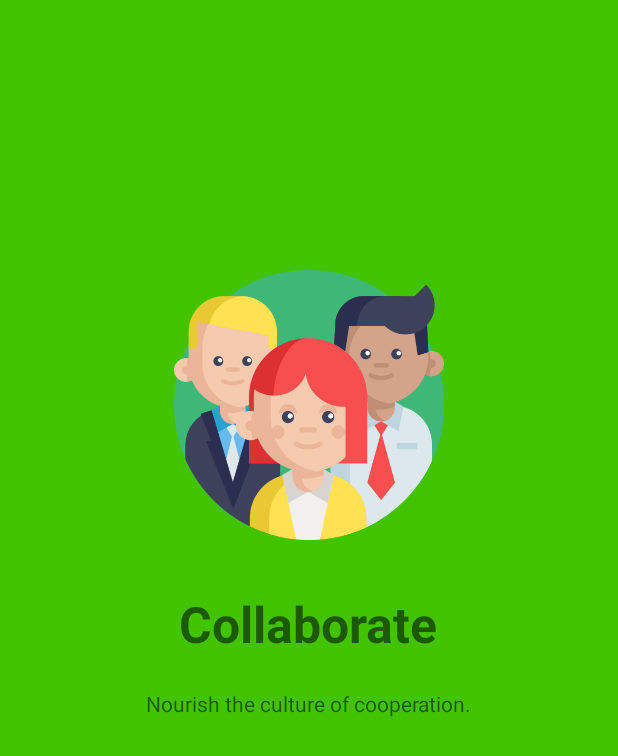
After one commit to felicityfinance/demereo, an Android app: the layout slider1.xml on its own in the app's theme, with its tools: preview values and no code run, on a phone screen of 412 x 824 dp. The commit adds this screen. Shown: the top 756 px of the screen. Run offline under Robolectric (Android 15) with nearby library versions, the phone set to English and light mode, and no system bars.

Commit message:
added intro sliders, TODO: change statusbar color when slider page  changes

```diff
--- a/app/build.gradle
+++ b/app/build.gradle
@@ -25,7 +25,7 @@ android {
 
 dependencies {
     implementation fileTree(dir: 'libs', include: ['*.jar'])
-    implementation"org.jetbrains.kotlin:kotlin-stdlib-jdk7:$kotlin_version"
+    implementation "org.jetbrains.kotlin:kotlin-stdlib-jdk7:$kotlin_version"
     implementation 'androidx.appcompat:appcompat:1.0.2'
     implementation 'androidx.core:core-ktx:1.0.2'
     implementation 'androidx.constraintlayout:constraintlayout:1.1.3'
--- a/app/src/main/AndroidManifest.xml
+++ b/app/src/main/AndroidManifest.xml
@@ -9,13 +9,17 @@
             android:roundIcon="@drawable/ic_guarantee"
             android:supportsRtl="true"
             android:theme="@style/AppTheme">
-        <activity android:name=".MainActivity">
+        <activity android:name=".WelcomeActivity">
             <intent-filter>
                 <action android:name="android.intent.action.MAIN"/>
 
                 <category android:name="android.intent.category.LAUNCHER"/>
             </intent-filter>
         </activity>
+        <activity android:name=".MainActivity">
+
+        </activity>
+        <uses-library android:name="org.apache.http.legacy" android:required="false"/>
     </application>
 
 </manifest>
--- /dev/null
+++ b/app/src/main/res/layout/slider1.xml
@@ -0,0 +1,43 @@
+<?xml version="1.0" encoding="utf-8"?>
+<RelativeLayout xmlns:android="http://schemas.android.com/apk/res/android"
+              android:orientation="vertical"
+              android:layout_width="match_parent"
+              android:layout_height="match_parent"
+                android:background="@color/sliderPage1">
+
+    <TextView android:layout_width="wrap_content"
+              android:layout_height="wrap_content"
+              android:text="@string/sliderTitle1"
+              android:layout_centerInParent="true"
+              android:textSize="33sp"
+              android:textStyle="bold"
+              android:id="@+id/collaborateTextView"
+              android:layout_marginTop="33sp"
+              android:layout_below="@id/collaborateImageView"
+
+    />
+
+    <TextView android:layout_width="wrap_content"
+              android:layout_height="wrap_content"
+              android:layout_below="@id/collaborateTextView"
+              android:id="@+id/collaborateDescTextView"
+              android:layout_centerHorizontal="true"
+              android:layout_marginTop="21sp"
+              android:text="@string/sliderDesc1"
+
+    />
+
+    <ImageView android:layout_width="wrap_content"
+               android:layout_height="wrap_content"
+               android:src="@drawable/teamwork"
+               android:scaleType="fitCenter"
+               android:maxHeight="180sp"
+               android:maxWidth="180sp"
+               android:adjustViewBounds="true"
+               android:layout_centerHorizontal="true"
+               android:layout_marginTop="180sp"
+               android:id="@+id/collaborateImageView"
+
+    />
+
+</RelativeLayout>
--- a/app/src/main/res/values/strings.xml
+++ b/app/src/main/res/values/strings.xml
@@ -6,9 +6,11 @@
     <string name="sliderDesc1">Nourish the culture of cooperation.</string>
     <string name="sliderTitle2">Think hard</string>
     <string name="sliderDesc2">Think hard to come up with best ideas
-        to solve problems and engage with challenges.</string>
+        to solve problems and engage with challenges.
+    </string>
     <string name="sliderTitle3">Reach an idea meritocracy</string>
     <string name="sliderDesc3">Make sure that best ideas win to
         deal with challenges more effectively and to ultimately
-        make your company more competitive.</string>
+        make your company more competitive.
+    </string>
 </resources>
```
Also changed, not shown: app/src/main/java/com/felicityfinance/demereo/ViewPagerAdapter.kt (added, +35 -0 lines), app/src/main/java/com/felicityfinance/demereo/WelcomeActivity.kt (added, +58 -0 lines), app/src/main/res/layout/activity_welcome.xml (added, +19 -0 lines), app/src/main/res/layout/slider2.xml (added, +43 -0 lines), app/src/main/res/layout/slider3.xml (added, +43 -0 lines).
